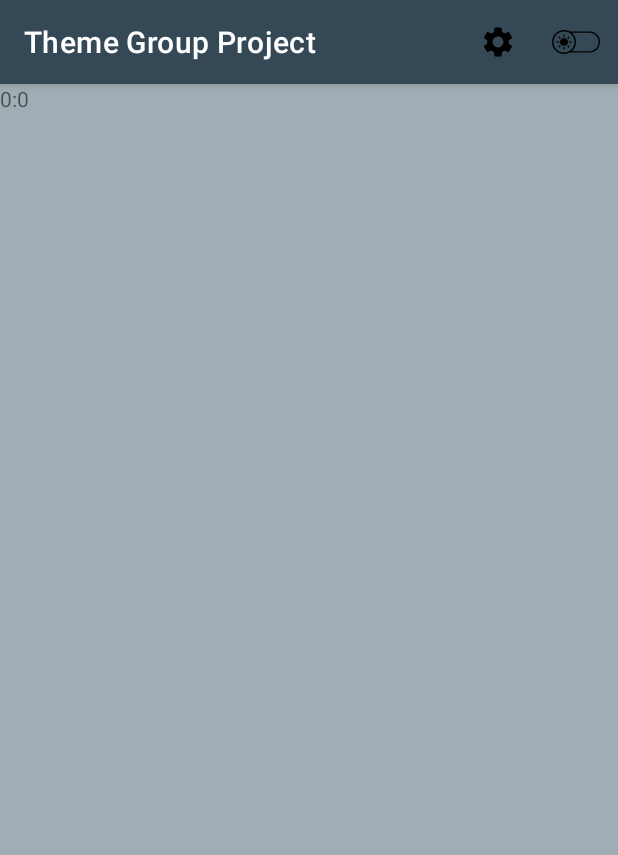
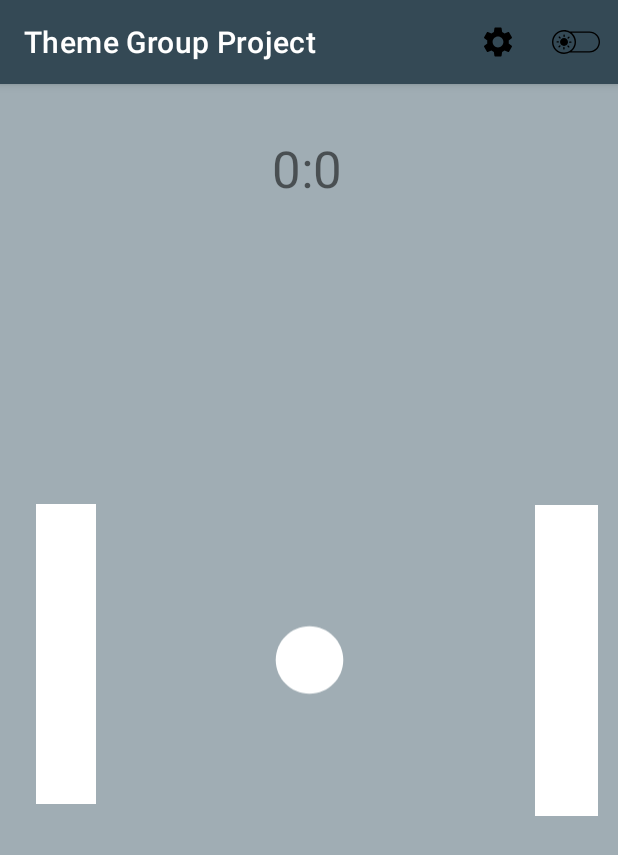
Before and after one commit to musickevan1/ThemeGroupProject, an Android app: the MainActivity2 screen opened directly, with no data from a screen before it, on a phone screen of 412 x 824 dp. Shown: the top 855 px of the screen. Run offline under Robolectric (Android 15) with nearby library versions, the phone set to English and light mode, and no system bars.

Commit message:
Threw in image assets for a ball and paddle, as well as added them to the second activity.

```diff
--- /dev/null
+++ b/app/src/main/res/drawable/bar.xml
@@ -0,0 +1,10 @@
+<vector xmlns:android="http://schemas.android.com/apk/res/android"
+    android:width="300dp"
+    android:height="1500dp"
+    android:viewportWidth="500"
+    android:viewportHeight="1500">
+  <path
+      android:pathData="M0,750l0,750 250,-0 250,-0 0,-750 0,-750 -250,-0 -250,-0 0,750z"
+      android:fillColor="#FFFFFF"
+      android:strokeColor="#FFFFFF"/>
+</vector>
--- /dev/null
+++ b/app/src/main/res/drawable/baseline_circle_24.xml
@@ -0,0 +1,5 @@
+<vector android:height="24dp" android:tint="#FFFFFF"
+    android:viewportHeight="24" android:viewportWidth="24"
+    android:width="24dp" xmlns:android="http://schemas.android.com/apk/res/android">
+    <path android:fillColor="@android:color/white" android:pathData="M12,2C6.47,2 2,6.47 2,12s4.47,10 10,10 10,-4.47 10,-10S17.53,2 12,2z"/>
+</vector>
--- a/app/src/main/res/layout/activity_main2.xml
+++ b/app/src/main/res/layout/activity_main2.xml
@@ -11,9 +11,45 @@
 
     <TextView
         android:id="@+id/score"
-        android:layout_width="wrap_content"
-        android:layout_height="wrap_content"
+        android:layout_width="49dp"
+        android:layout_height="49dp"
         android:text="0:0"
-        tools:layout_editor_absoluteX="164dp"
-        tools:layout_editor_absoluteY="83dp" />
+        android:textSize="34sp"
+        app:layout_constraintBottom_toBottomOf="parent"
+        app:layout_constraintEnd_toEndOf="parent"
+        app:layout_constraintStart_toStartOf="parent"
+        app:layout_constraintTop_toTopOf="parent"
+        app:layout_constraintVertical_bias="0.046" />
+
+    <ImageView
+        android:id="@+id/imageView3"
+        android:layout_width="162dp"
+        android:layout_height="200dp"
+        android:layout_marginEnd="288dp"
+        app:layout_constraintBottom_toBottomOf="parent"
+        app:layout_constraintEnd_toEndOf="parent"
+        app:layout_constraintTop_toTopOf="parent"
+        app:layout_constraintVertical_bias="0.493"
+        app:srcCompat="@drawable/bar" />
+
+    <ImageView
+        android:id="@+id/imageView4"
+        android:layout_width="99dp"
+        android:layout_height="207dp"
+        android:layout_marginStart="328dp"
+        app:layout_constraintBottom_toBottomOf="parent"
+        app:layout_constraintStart_toStartOf="parent"
+        app:layout_constraintTop_toTopOf="parent"
+        app:srcCompat="@drawable/bar" />
+
+    <ImageView
+        android:id="@+id/imageView5"
+        android:layout_width="54dp"
+        android:layout_height="56dp"
+        app:layout_constraintBottom_toBottomOf="parent"
+        app:layout_constraintEnd_toEndOf="parent"
+        app:layout_constraintStart_toStartOf="parent"
+        app:layout_constraintTop_toTopOf="parent"
+        app:srcCompat="@drawable/baseline_circle_24" />
+
 </androidx.constraintlayout.widget.ConstraintLayout>
```
